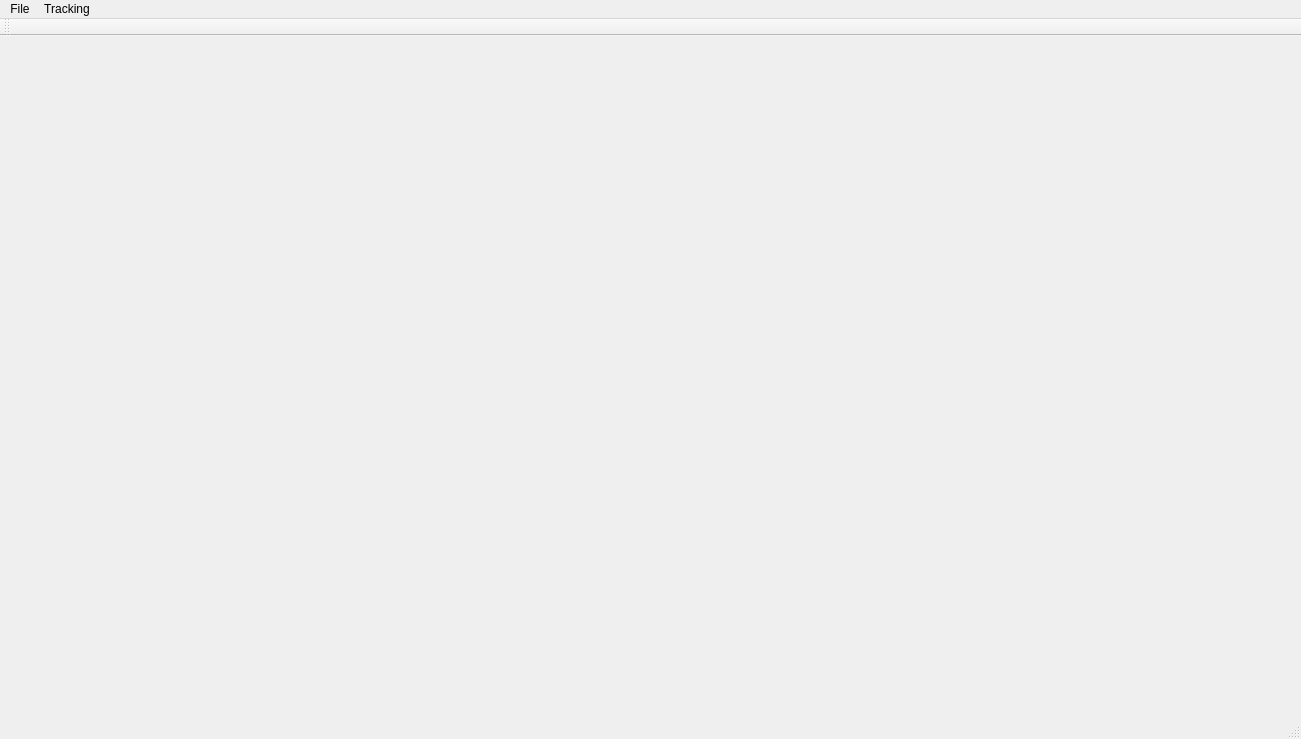
The window that resource/main_window.ui (fanxiaochen/BloomingFlowers) describes before a commit, drawn with Qt 5.
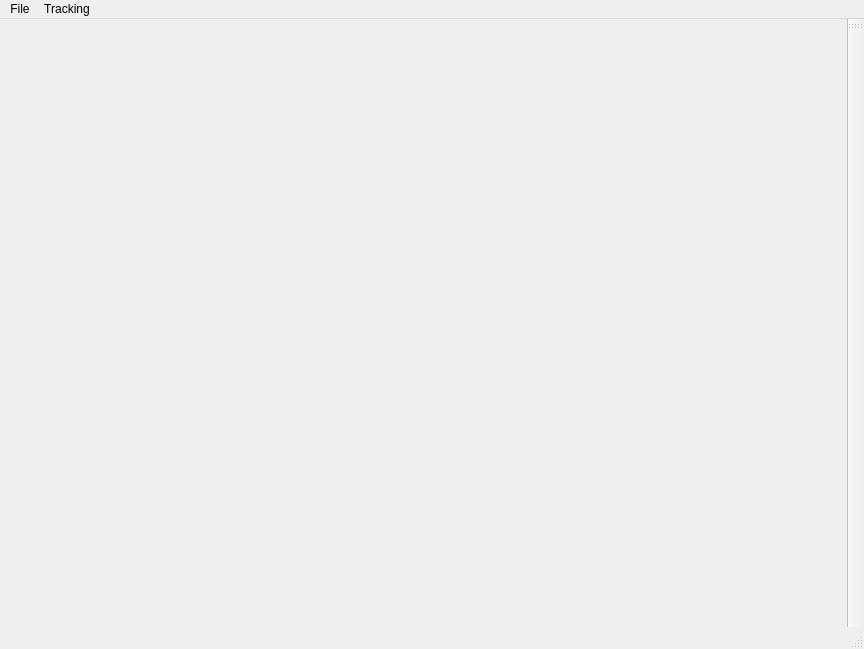
The same window after the commit.

The edit to the form file:
```diff
--- a/resource/main_window.ui
+++ b/resource/main_window.ui
@@ -6,8 +6,8 @@
    <rect>
     <x>0</x>
     <y>0</y>
-    <width>1301</width>
-    <height>739</height>
+    <width>864</width>
+    <height>649</height>
    </rect>
   </property>
   <property name="focusPolicy">
@@ -32,7 +32,7 @@
     <rect>
      <x>0</x>
      <y>0</y>
-     <width>1301</width>
+     <width>864</width>
      <height>23</height>
     </rect>
    </property>
@@ -65,7 +65,7 @@
   <widget class="QStatusBar" name="statusBar"/>
   <widget class="QToolBar" name="toolBar">
    <attribute name="toolBarArea">
-    <enum>TopToolBarArea</enum>
+    <enum>RightToolBarArea</enum>
    </attribute>
    <attribute name="toolBarBreak">
     <bool>false</bool>
```
